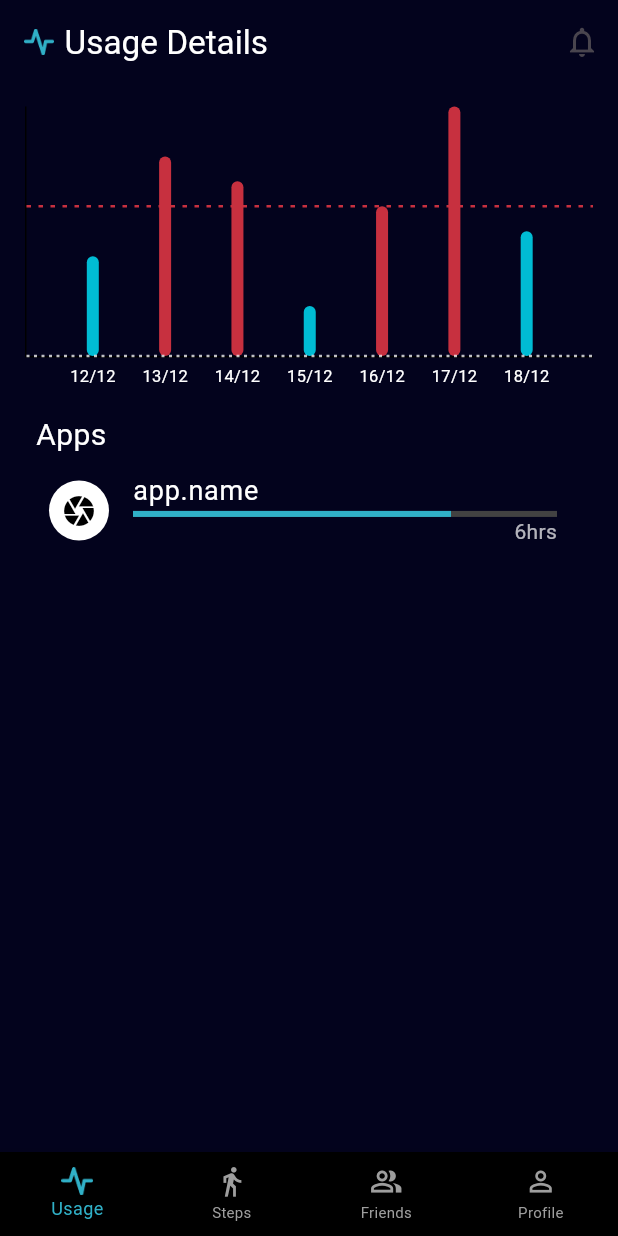
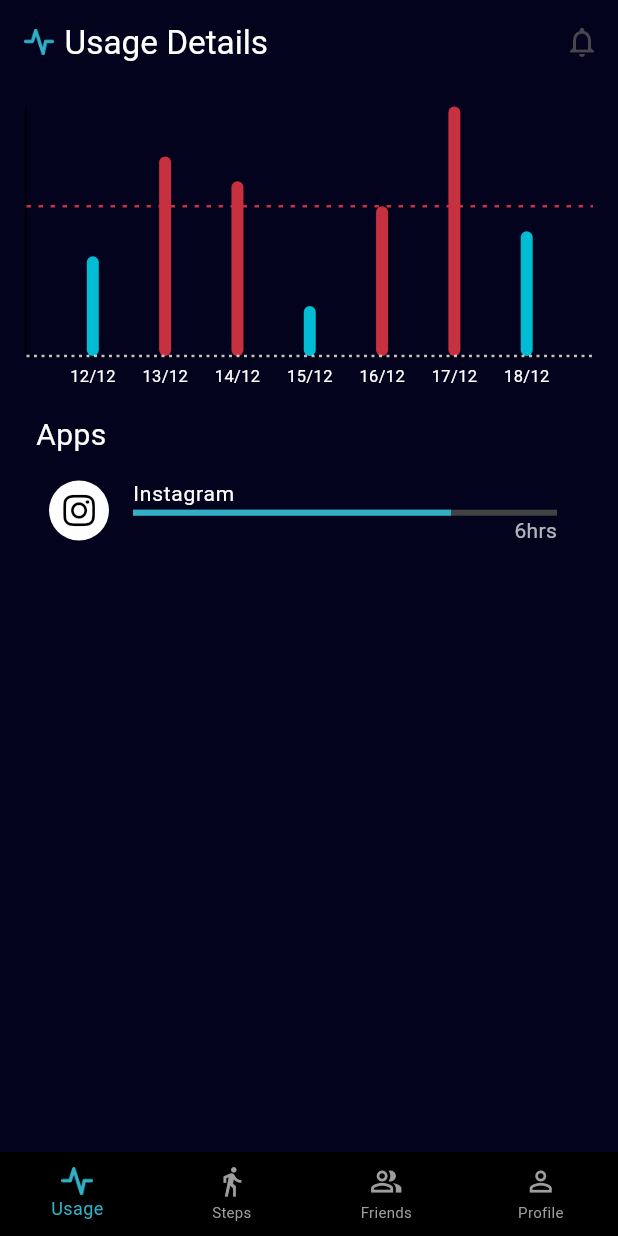
Before and after one commit to OmarAbdelgilil/trackwise_mobile_app, a Flutter app: the screen it shows after launch, on a phone screen of 412 x 824 dp. Run offline on Flutter 3.47's test engine with Material 3 defaults, Android fonts, the phone set to English and light mode, and no system bars; drawn by our look-alikes of fl_chart; our stand-ins replace dio, flutter_riverpod, flutter_screenutil, font_awesome_flutter, get_it, google_fonts and 4 more.

Commit message:
start with navbar

```diff
--- a/lib/features/Home/presentation/home_screen.dart
+++ b/lib/features/Home/presentation/home_screen.dart
@@ -3,7 +3,7 @@ import 'package:flutter_screenutil/flutter_screenutil.dart';
 import 'package:track_wise_mobile_app/features/Home/presentation/widgets/app_tile.dart';
 import 'package:track_wise_mobile_app/features/Home/presentation/widgets/bar_chart.dart';
 import 'package:track_wise_mobile_app/features/Home/presentation/widgets/bottom_nav_bar.dart';
-import 'package:track_wise_mobile_app/features/Home/presentation/widgets/circle_progress_bar.dart';
+// import 'package:track_wise_mobile_app/features/Home/presentation/widgets/circle_progress_bar.dart';
 import 'package:track_wise_mobile_app/features/Home/presentation/widgets/scaffold_app_bar.dart';
 import 'package:track_wise_mobile_app/utils/colors_manager.dart';
 import 'package:track_wise_mobile_app/utils/strings_manager.dart';
@@ -32,7 +32,7 @@ class _HomeScreenState extends State<HomeScreen> {
               const BarChartWidget(),
               Container(alignment: Alignment.centerLeft,padding: EdgeInsets.only(left: 8.h) ,child: const Text(StringsManager.apps,style: TextStyle(color: Colors.white,fontSize: 20),)),
               SizedBox(
-                height: 360.h,
+                height: 290.h,
                 child: ListView(
                   children: const [
                     AppTile()
--- a/lib/features/Home/presentation/widgets/app_tile.dart
+++ b/lib/features/Home/presentation/widgets/app_tile.dart
@@ -1,5 +1,6 @@
 import 'package:flutter/material.dart';
 import 'package:track_wise_mobile_app/utils/colors_manager.dart';
+import 'package:font_awesome_flutter/font_awesome_flutter.dart';
 
 class AppTile extends StatelessWidget {
   const AppTile({super.key});
@@ -9,11 +10,11 @@ class AppTile extends StatelessWidget {
     return ListTile(
               leading: const CircleAvatar(
                 backgroundColor: Colors.white,
-                child: Icon(Icons.camera, color: Colors.black),
+                child: Icon(FontAwesomeIcons.instagram, color: Colors.black),
               ),
               title: const Text(
-                'app.name',
-                style: TextStyle(color: Colors.white, fontSize: 18),
+                'Instagram',
+                style: TextStyle(color: Colors.white, fontSize: 14),
               ),
               subtitle: Column(
                 crossAxisAlignment: CrossAxisAlignment.start,
--- a/lib/features/Home/presentation/widgets/bottom_nav_bar.dart
+++ b/lib/features/Home/presentation/widgets/bottom_nav_bar.dart
@@ -3,16 +3,30 @@ import 'package:track_wise_mobile_app/utils/colors_manager.dart';
 import 'package:track_wise_mobile_app/utils/image_path_manager.dart';
 import 'package:track_wise_mobile_app/utils/strings_manager.dart';
 
-class BottomNavBar extends StatelessWidget {
+class BottomNavBar extends StatefulWidget {
   const BottomNavBar({super.key});
+
+  @override
+  State<BottomNavBar> createState() => _BottomNavBarState();
+}
+
+class _BottomNavBarState extends State<BottomNavBar> {
+  int _selectedIndex = 0;
+  void _onItemTapped(int index) {
+    if (_selectedIndex != index) {
+      setState(() {
+        _selectedIndex = index;
+      });
+    }
+  }
 
   @override
   Widget build(BuildContext context) {
     return BottomNavigationBar(
   type: BottomNavigationBarType.fixed,
   backgroundColor: Colors.black,
-  currentIndex: 0,
-  onTap: (value) {},
+  currentIndex: _selectedIndex,
+  onTap: _onItemTapped,
   selectedItemColor: ColorsManager.blue,
   unselectedItemColor: Colors.grey,
   selectedFontSize: 12,
--- a/pubspec.yaml
+++ b/pubspec.yaml
@@ -46,6 +46,8 @@ dependencies:
   flutter_screenutil: ^5.9.3
   syncfusion_flutter_gauges: ^28.2.5
   fl_chart: ^0.70.2
+  font_awesome_flutter: ^10.8.0
+  go_router: ^14.8.0
 
 dev_dependencies:
   flutter_test:
```
Also changed, not shown: lib/features/steps/presentation/steps_screen.dart (added, +10 -0 lines), pubspec.lock, 129 other files.
